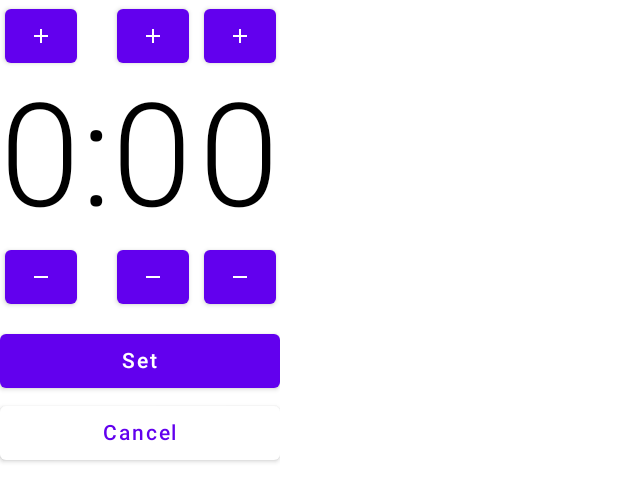
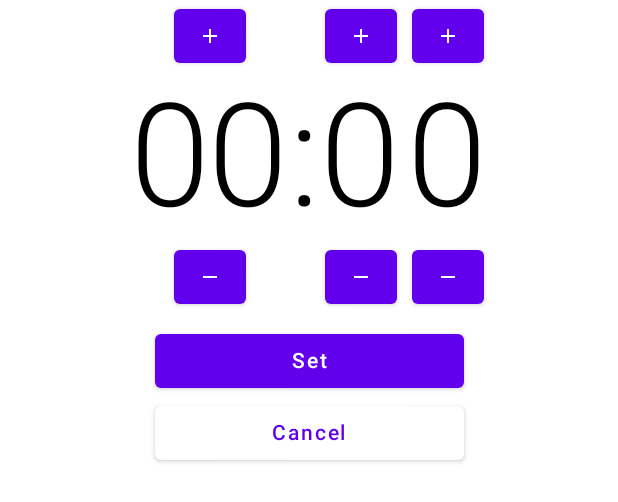
Before and after one commit to davidalbers/whitenoise-android, an Android app built with Jetpack Compose: the @Preview function TimerPickerPreview, on a phone screen of 412 x 824 dp. Shown: the top 502 px of the screen. Run offline under Robolectric (Android 15) with nearby library versions, the phone set to English and light mode, and no system bars.

Commit message:
Fix timer picker ui resizing when hours >= 10

```diff
--- a/app/src/main/java/dalbers/com/noise/playerscreen/view/TimerPicker.kt
+++ b/app/src/main/java/dalbers/com/noise/playerscreen/view/TimerPicker.kt
@@ -47,13 +47,15 @@ fun TimerPicker(
     onCancel: () -> Unit,
 ) {
     Column(
-        modifier = modifier.width(IntrinsicSize.Max),
+        modifier = modifier.fillMaxWidth(),
+        horizontalAlignment = Alignment.CenterHorizontally,
     ) {
         Row(
             verticalAlignment = Alignment.CenterVertically,
         ) {
             TimeUnitPicker(
                 value = pickerState.hours,
+                digitPositions = 2,
                 onIncrement = { onChange(60) },
                 onDecrement = { onChange(-60) },
             )
@@ -63,12 +65,14 @@ fun TimerPicker(
             )
             TimeUnitPicker(
                 value = pickerState.minutesTens,
+                digitPositions = 1,
                 onIncrement = { onChange(10) },
                 onDecrement = { onChange(-10) },
                 modifier = Modifier.padding(end = 4.dp),
             )
             TimeUnitPicker(
                 value = pickerState.minutes,
+                digitPositions = 1,
                 onIncrement = { onChange(1) },
                 onDecrement = { onChange(-1) },
             )
@@ -76,13 +80,13 @@ fun TimerPicker(
 
         Button(
             onClick = { onSet() },
-            modifier = Modifier.padding(top = 8.dp).fillMaxWidth(),
+            modifier = Modifier.padding(top = 8.dp).fillMaxWidth(0.5F),
         ) {
             Text(text = stringResource(id = R.string.time_set))
         }
         Button(
             onClick = { onCancel() },
-            modifier = Modifier.fillMaxWidth(),
+            modifier = Modifier.fillMaxWidth(0.5F),
             colors = ButtonDefaults.outlinedButtonColors()
         ) {
             Text(text = stringResource(id = R.string.time_cancel))
@@ -93,6 +97,7 @@ fun TimerPicker(
 @Composable
 private fun TimeUnitPicker(
     value: Int,
+    digitPositions: Int,
     onIncrement: () -> Unit,
     onDecrement: () -> Unit,
     modifier: Modifier = Modifier,
@@ -108,7 +113,7 @@ private fun TimeUnitPicker(
             Icon(Icons.Default.Add, contentDescription = "")
         }
         Text(
-            text = value.toString(),
+            text = String.format("%1$" + digitPositions + "s", value.toString()).replace(' ', '0'),
             style = WhiteNoiseTypography.h1,
         )
         Button(
@@ -123,5 +128,5 @@ private fun TimeUnitPicker(
 @Preview
 @Composable
 private fun TimeUnitPickerPreview() {
-    TimeUnitPicker(0, {}, {})
+    TimeUnitPicker(0,1,  {}, {})
 }
```
